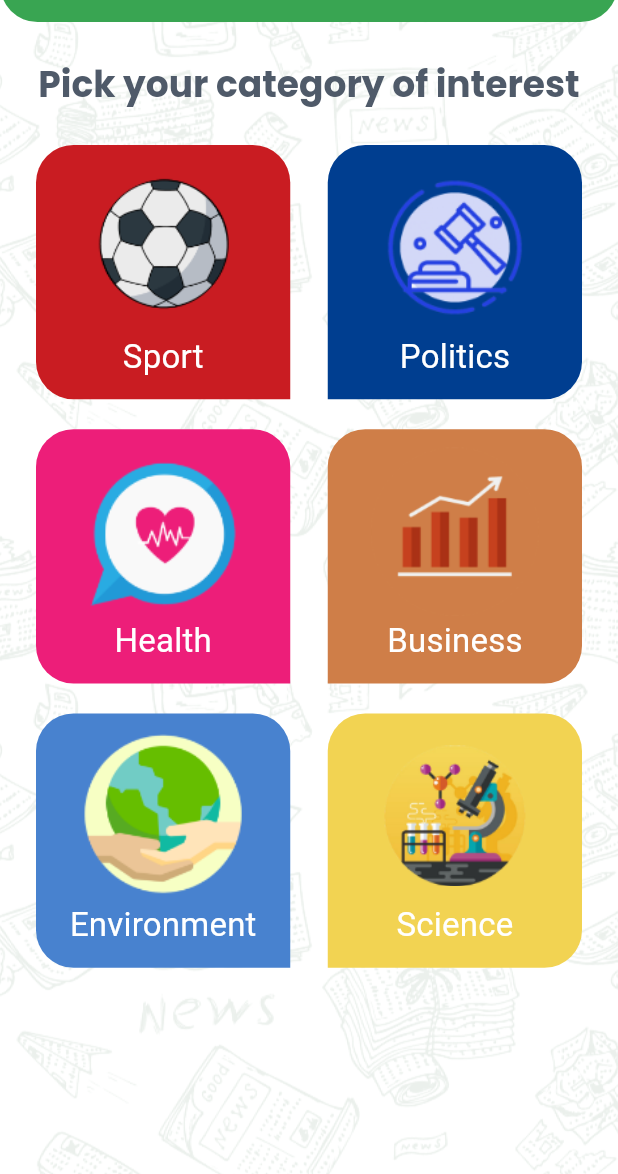
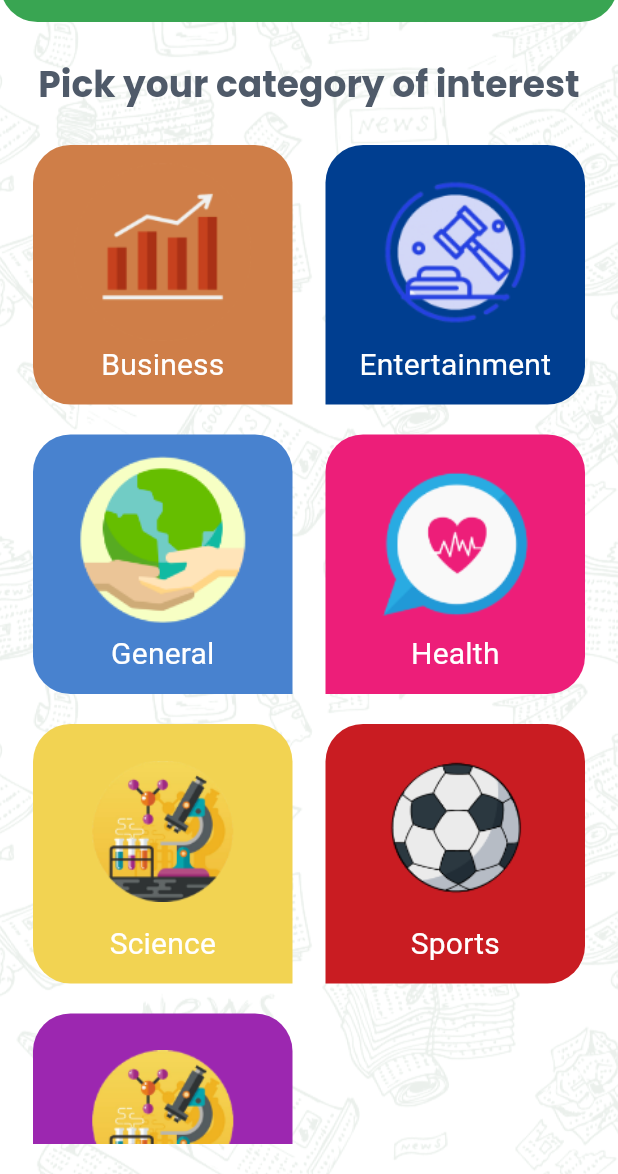
Before and after one commit to YomnaHesham/news_app, a Flutter app: the screen it shows after launch, in the side drawer, after a tap on the "search" icon, on a phone screen of 412 x 824 dp, the part 62-1236 px from its top. Run offline on Flutter 3.47's test engine with Material 3 defaults, Android fonts, the phone set to English and light mode, and no system bars; our stand-ins replace cached_network_image, easy_localization, google_fonts, timeago; Roboto replaces fonts that are missing (Exo).

```diff
--- a/assets/translations/ar.json
+++ b/assets/translations/ar.json
@@ -2,11 +2,12 @@
   "news": "الأخبار",
   "category_interest": "اختر فئة اهتمامك",
   "sports": "الرياضة",
-  "politics": "السياسة",
+  "general": "العامة",
   "health": "الصحة",
+  "entertainment": "التسلية",
   "business": "الأعمال",
-  "environment": "البيئة",
   "science": "العلوم",
+  "technology": "التكنولوجيا",
   "settings": "الاعدادات",
   "categories": "الفئات",
   "arabic": "العربية",
--- a/assets/translations/en.json
+++ b/assets/translations/en.json
@@ -2,11 +2,12 @@
   "news": "News App",
   "category_interest": "Pick your category of interest",
   "sports": "Sports",
-  "politics": "Politics",
+  "general": "General",
   "health": "Health",
-  "business": "Business ",
-  "environment": "Environment",
+  "entertainment": "Entertainment",
+  "business": "Business",
   "science": "Science",
+  "technology": "Technology",
   "settings": "Settings",
   "categories": "Categories",
   "arabic": "Arabic",
--- a/lib/app_theme.dart
+++ b/lib/app_theme.dart
@@ -37,7 +37,7 @@ class AppTheme {
       titleMedium: GoogleFonts.exo(
         color: white,
         fontWeight: FontWeight.w400,
-        fontSize: 22,
+        fontSize: 20,
       ),
       titleSmall:  GoogleFonts.inder(
         color: primary,
--- a/lib/main.dart
+++ b/lib/main.dart
@@ -9,9 +9,10 @@ void main() async {
   await EasyLocalization.ensureInitialized();
   runApp(
     EasyLocalization(
-      supportedLocales: [Locale('en'), Locale('ar')],
+      supportedLocales: const [Locale('en'), Locale('ar')],
+      saveLocale: true,
       path: 'assets/translations',
-      child: NewsApp(),
+      child: const NewsApp(),
     ),
   );
 }
@@ -22,13 +23,13 @@ class NewsApp extends StatelessWidget {
   @override
   Widget build(BuildContext context) {
     return MaterialApp(
-      // localizationsDelegates: context.localizationDelegates,
-      // supportedLocales: context.supportedLocales,
-      // locale: context.locale,
+      localizationsDelegates: context.localizationDelegates,
+      supportedLocales: context.supportedLocales,
+      locale: context.locale,
       debugShowCheckedModeBanner: false,
       routes: {
         HomeScreen.routName: (context) => HomeScreen(),
-        SplashScreen.routName: (context) => SplashScreen(),
+        SplashScreen.routName: (context) => const SplashScreen(),
       },
       initialRoute: SplashScreen.routName,
       theme: AppTheme.lightTheme,
--- a/lib/news_data_response.dart
+++ b/lib/models/news_data_response.dart
@@ -1,4 +1,4 @@
-import 'package:news/sources_response.dart';
+import 'package:news/models/sources_response.dart';
 
 class NewsDataResponse {
   String? status;
--- a/lib/screens/categories/categories_detailes.dart
+++ b/lib/screens/categories/categories_detailes.dart
@@ -1,3 +1,4 @@
+import 'package:easy_localization/easy_localization.dart';
 import 'package:flutter/material.dart';
 import 'package:news/screens/categories/category_item.dart';
 import 'package:news/screens/categories/category_item_model.dart';
@@ -9,61 +10,24 @@ class CategoriesDetailes extends StatelessWidget {
 
   @override
   Widget build(BuildContext context) {
-    List<CategoryItemModel> items = [
-      CategoryItemModel(
-        id: "Sport",
-        bgColor: Color(0xFFC91C22),
-        lable: "Sport",
-        img: "ball",
-      ),
-      CategoryItemModel(
-        id: "Politics",
-        bgColor: Color(0xFF003E90),
-        lable: "Politics",
-        img: "Politics",
-      ),
-      CategoryItemModel(
-        id: "Health",
-        bgColor: Color(0xFFED1E79),
-        lable: "Health",
-        img: "health",
-      ),
-      CategoryItemModel(
-        id: "Business",
-        bgColor: Color(0xFFCF7E48),
-        lable: "Business",
-        img: "bussines",
-      ),
-      CategoryItemModel(
-        id: "Environment",
-        bgColor: Color(0xFF4882CF),
-        lable: "Environment",
-        img: "environment",
-      ),
-      CategoryItemModel(
-        id: "Science",
-        bgColor: Color(0xFFF2D352),
-        lable: "Science",
-        img: "science",
-      ),
-    ];
+    List<CategoryItemModel> items = CategoryItemModel.getCategories();
     return Padding(
-      padding: const EdgeInsets.symmetric(horizontal: 24.0),
+      padding: const EdgeInsets.symmetric(horizontal: 22.0),
       child: Column(
         crossAxisAlignment: CrossAxisAlignment.center,
         children: [
           Padding(
             padding: const EdgeInsets.symmetric(vertical: 26.0),
             child: Text(
-              "Pick your category of interest",
+              "category_interest".tr(),
               style: Theme.of(context).textTheme.titleLarge,
             ),
           ),
           Expanded(
             child: GridView.builder(
-              gridDelegate: SliverGridDelegateWithFixedCrossAxisCount(
+              gridDelegate: const SliverGridDelegateWithFixedCrossAxisCount(
                 crossAxisCount: 2,
-                crossAxisSpacing: 25,
+                crossAxisSpacing: 22,
                 mainAxisSpacing: 20,
               ),
               itemBuilder: (context, index) {
@@ -74,7 +38,8 @@ class CategoriesDetailes extends StatelessWidget {
               },
               itemCount: items.length,
             ),
-          )
+          ),
+          const SizedBox(height: 20,)
         ],
       ),
     );
--- a/lib/screens/categories/category_item.dart
+++ b/lib/screens/categories/category_item.dart
@@ -10,14 +10,14 @@ class CategoryItem extends StatelessWidget {
   @override
   Widget build(BuildContext context) {
     return Container(
-      padding: EdgeInsets.all(12),
+      padding: const EdgeInsets.all(12),
       decoration: BoxDecoration(
         color: model.bgColor,
         borderRadius: BorderRadius.only(
-          topRight: Radius.circular(25),
-          topLeft: Radius.circular(25),
-          bottomLeft: !isOdd ? Radius.circular(25) : Radius.zero,
-          bottomRight: isOdd ? Radius.circular(25) : Radius.zero,
+          topRight: const Radius.circular(25),
+          topLeft: const Radius.circular(25),
+          bottomLeft: !isOdd ? const Radius.circular(25) : Radius.zero,
+          bottomRight: isOdd ? const Radius.circular(25) : Radius.zero,
         ),
       ),
       child: Column(
--- a/lib/screens/categories/category_item_model.dart
+++ b/lib/screens/categories/category_item_model.dart
@@ -1,3 +1,4 @@
+import 'package:easy_localization/easy_localization.dart';
 import 'package:flutter/material.dart';
 
 class CategoryItemModel {
@@ -11,4 +12,51 @@ class CategoryItemModel {
       required this.bgColor,
       required this.lable,
       required this.img});
+
+  static List<CategoryItemModel> getCategories() {
+    return [
+      CategoryItemModel(
+        id: "business",
+        bgColor: Color(0xFFCF7E48),
+        lable: "business".tr(),
+        img: "bussines",
+      ),
+      CategoryItemModel(
+        id: "entertainment",
+        bgColor: Color(0xFF003E90),
+        lable: "entertainment".tr(),
+        img: "Politics",
+      ),
+      CategoryItemModel(
+        id: "general",
+        bgColor: Color(0xFF4882CF),
+        lable: "general".tr(),
+        img: "environment",
+      ),
+      CategoryItemModel(
+        id: "health",
+        bgColor: Color(0xFFED1E79),
+        lable: "health".tr(),
+        img: "health",
+      ),
+      CategoryItemModel(
+        id: "science",
+        bgColor: Color(0xFFF2D352),
+        lable: "science".tr(),
+        img: "science",
+      ),
+      CategoryItemModel(
+        id: "sports",
+        bgColor: Color(0xFFC91C22),
+        lable: "sports".tr(),
+        img: "ball",
+      ),
+      CategoryItemModel(
+        id: "technology",
+        bgColor: Colors.purple,
+        lable: "technology".tr(),
+        img: "science",
+      ),
+    ];
+  }
 }
--- a/lib/screens/category_item_detailes/tab_item.dart
+++ b/lib/screens/category_item_detailes/tab_item.dart
@@ -1,6 +1,6 @@
 import 'package:flutter/material.dart';
 import 'package:news/app_theme.dart';
-import 'package:news/sources_response.dart';
+import 'package:news/models/sources_response.dart';
 
 class TabItem extends StatelessWidget {
   Sources source;
--- a/lib/screens/drawer.dart
+++ b/lib/screens/drawer.dart
@@ -1,3 +1,4 @@
+import 'package:easy_localization/easy_localization.dart';
 import 'package:flutter/material.dart';
 import 'package:news/app_theme.dart';
 
@@ -19,7 +20,7 @@ class HomeDrawer extends StatelessWidget {
             width: double.infinity,
             child: Center(
               child: Text(
-                "News App!",
+                "news".tr(),
                 style: Theme.of(context).textTheme.titleLarge!.copyWith(
                       color: AppTheme.white,
                     ),
@@ -30,23 +31,23 @@ class HomeDrawer extends StatelessWidget {
             padding: const EdgeInsets.all(16.0),
             child: Column(
               children: [
-                SizedBox(
+                const SizedBox(
                   height: 16,
                 ),
                 InkWell(
                   onTap: () => onItemSelection(DrawerItem.categories),
                   child: Row(
                     children: [
-                      Icon(
+                      const Icon(
                         Icons.list,
                         color: AppTheme.black,
                         size: 32,
                       ),
-                      SizedBox(
+                      const SizedBox(
                         width: 16,
                       ),
                       Text(
-                        "Categories",
+                        "categories".tr(),
                         style: Theme.of(context).textTheme.titleLarge!.copyWith(
                               color: AppTheme.black,
                             ),
@@ -54,23 +55,23 @@ class HomeDrawer extends StatelessWidget {
                     ],
                   ),
                 ),
-                SizedBox(
+                const SizedBox(
                   height: 16,
                 ),
                 InkWell(
                   onTap: () => onItemSelection(DrawerItem.settings),
                   child: Row(
                     children: [
-                      Icon(
+                      const Icon(
                         Icons.settings,
                         color: AppTheme.black,
                         size: 32,
                       ),
-                      SizedBox(
+                      const SizedBox(
                         width: 16,
                       ),
                       Text(
-                        "Settings",
+                        "settings".tr(),
                         style: Theme.of(context).textTheme.titleLarge!.copyWith(
                               color: AppTheme.black,
                             ),
--- a/lib/screens/home_screen.dart
+++ b/lib/screens/home_screen.dart
@@ -1,11 +1,9 @@
+import 'package:easy_localization/easy_localization.dart';
 import 'package:flutter/material.dart';
-import 'package:news/apis/api_manager.dart';
 import 'package:news/app_theme.dart';
 import 'package:news/screens/categories/categories_detailes.dart';
 import 'package:news/screens/categories/category_item_model.dart';
-import 'package:news/screens/category_item_detailes/category_item_detailes.dart';
 import 'package:news/screens/drawer.dart';
-import 'package:news/screens/category_item_detailes/news_content.dart';
 import 'package:news/screens/settings/settings.dart';
 import 'package:news/screens/category_item_detailes/tab_bar.dart';
 
@@ -36,14 +34,14 @@ class _HomeScreenState extends State<HomeScreen> {
           onItemSelection: OnDrawerItemSelection,
         ),
         appBar: AppBar(
-          iconTheme: IconThemeData(color: AppTheme.white, size: 32),
-          title: const Text(
-            "News App",
+          iconTheme: const IconThemeData(color: AppTheme.white, size: 32),
+          title: Text(
+            "news".tr(),
           ),
           actions: [
             IconButton(
               onPressed: () {},
-              icon: Icon(
+              icon: const Icon(
                 Icons.search,
                 color: AppTheme.white,
                 size: 32,
@@ -52,12 +50,12 @@ class _HomeScreenState extends State<HomeScreen> {
           ],
         ),
         body: categoryItemModel != null
-            ? CategoryItemDetailes(categoryItemModel!.id)
+            ? TabBarWidget(categoryId: categoryItemModel!.id)
             : selectedDrawerItem == DrawerItem.categories
                 ? CategoriesDetailes(
                     onCategorySelect: OnCategoryItemSelection,
                   )
-                : const Settings(),
+                :  Settings(),
       ),
     );
   }
--- a/pubspec.yaml
+++ b/pubspec.yaml
@@ -39,6 +39,8 @@ dependencies:
   google_fonts: ^6.2.1
   easy_localization: ^3.0.7
   timeago: ^3.7.0
+  cached_network_image: ^3.4.1
+  provider: ^6.1.2
 
 dev_dependencies:
   flutter_test:
```
Also changed, not shown: lib/apis/api_manager.dart (+7 -5 lines), lib/screens/category_item_detailes/category_item_detailes.dart (deleted, +0 -25 lines), lib/screens/category_item_detailes/news_content.dart (deleted, +0 -69 lines), lib/screens/category_item_detailes/news_item.dart (added, +62 -0 lines), lib/screens/category_item_detailes/tab_bar.dart (+48 -8 lines), lib/screens/settings/language_bottom_sheet.dart (+37 -14 lines), lib/screens/settings/settings.dart (+12 -6 lines), lib/models/sources_response.dart (renamed from lib/sources_response.dart), pubspec.lock.
